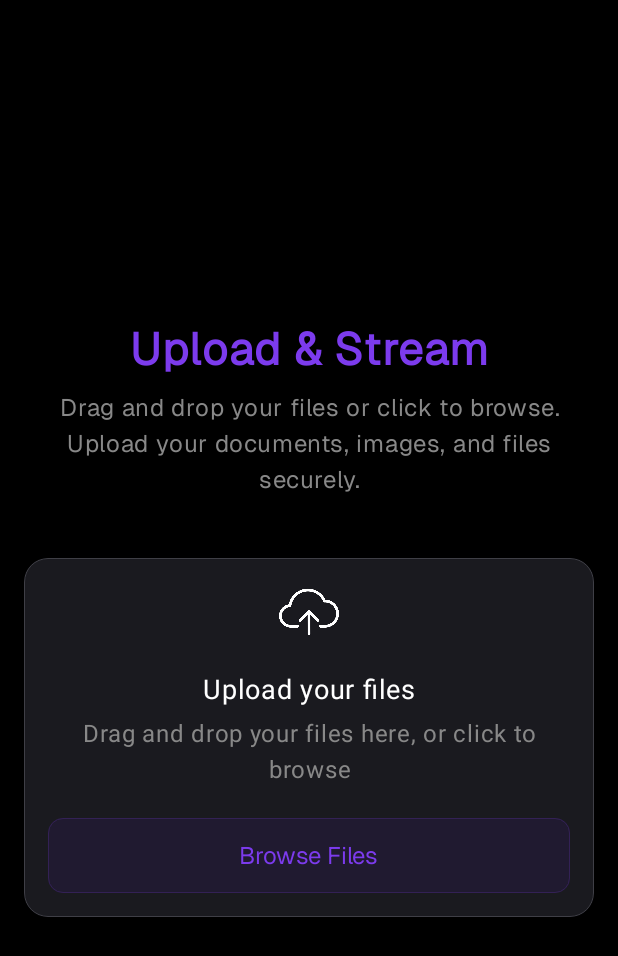
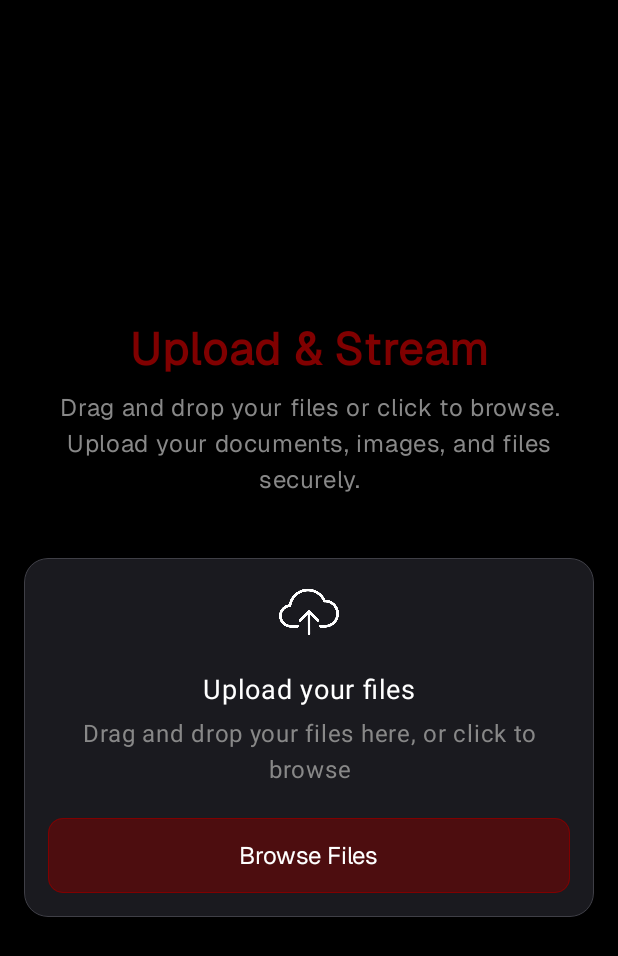
Before and after one commit to dhruv030721/sync_player, an Android app built with Jetpack Compose: the screen it shows after launch (MainActivity), on a phone screen of 412 x 824 dp. Shown: the top 956 px of the screen. Run offline under Robolectric (Android 15) with nearby library versions, the phone set to English and light mode, and no system bars; libraries missing offline, so code that uses them is left out: com.arthenica.ffmpegkit.

Commit message:
style(theme): update primary color palette and enhance MFXButton component
- Update app primary color definitions and typography settings
- Refactor MFXButton component to support updated styling and click handling
- Add FFmpeg dependency artifact and update HomeScreen UI layout

```diff
--- a/app/build.gradle.kts
+++ b/app/build.gradle.kts
@@ -40,7 +40,6 @@ android {
 }
 
 dependencies {
-
     implementation(libs.androidx.core.ktx)
     implementation(libs.androidx.lifecycle.runtime.ktx)
     implementation(libs.androidx.activity.compose)
@@ -49,6 +48,7 @@ dependencies {
     implementation(libs.androidx.ui.graphics)
     implementation(libs.androidx.ui.tooling.preview)
     implementation(libs.androidx.material3)
+    implementation(files("libs/ffmpeg-kit.aar"))
     testImplementation(libs.junit)
     androidTestImplementation(libs.androidx.junit)
     androidTestImplementation(libs.androidx.espresso.core)
--- a/app/src/main/java/com/example/offlinenetflix/ui/components/MFXButton.kt
+++ b/app/src/main/java/com/example/meetflix/ui/components/MFXButton.kt
@@ -1,30 +1,40 @@
 package com.example.meetflix.ui.components
 
 import android.R.attr.textColor
+import android.widget.Space
 import androidx.compose.foundation.BorderStroke
+import androidx.compose.foundation.layout.Spacer
 import androidx.compose.foundation.layout.fillMaxWidth
 import androidx.compose.foundation.layout.height
+import androidx.compose.foundation.layout.size
+import androidx.compose.foundation.layout.width
 import androidx.compose.foundation.shape.RoundedCornerShape
 import androidx.compose.material3.Button
 import androidx.compose.material3.ButtonDefaults
+import androidx.compose.material3.Icon
 import androidx.compose.material3.Text
 import androidx.compose.runtime.Composable
 import androidx.compose.ui.Modifier
 import androidx.compose.ui.unit.Dp
 import androidx.compose.ui.unit.dp
 import androidx.compose.ui.graphics.Color
+import androidx.compose.ui.res.painterResource
 import androidx.compose.ui.text.TextStyle
 import androidx.compose.ui.text.font.FontFamily
 import androidx.compose.ui.unit.sp
+import com.example.meetflix.R
 import com.example.meetflix.ui.theme.Geist_Font
+import com.example.meetflix.ui.theme.PrimaryColor
 
 @Composable
 fun MFXButton(
     text: String,
     modifier: Modifier,
+    icon: Int? = null,
     height: Dp = 50.dp,
     cornerRadius: Dp = 10.dp,
-    backgroundColor: Color = Color(0xFF7C3BED),
+    bgColor: Color = Color(0xFF7C3BED),
+    bgAlpha: Float = 1f,
     borderColor: Color = Color.Transparent,
     borderSize: Dp = 0.1.dp,
     textColor: Color = Color.White,
@@ -40,7 +50,7 @@ fun MFXButton(
         border = BorderStroke(borderSize, borderColor),
         colors = ButtonDefaults.buttonColors(
             contentColor = textColor,
-            containerColor = backgroundColor,
+            containerColor = bgColor.copy(bgAlpha),
         )
     ) {
         Text(
@@ -48,5 +58,15 @@ fun MFXButton(
             style = textStyle,
             fontFamily = Geist_Font,
         )
+        icon?.let {
+            Spacer(modifier = Modifier.width(10.dp))
+            Icon(
+                painter = painterResource(id = it),
+                contentDescription = "Button Icon",
+                modifier = Modifier.size(20.dp),
+                tint = textColor
+            )
+        }
+
     }
 }
--- /dev/null
+++ b/app/src/main/java/com/example/meetflix/ui/screens/HomeScreen.kt
@@ -0,0 +1,168 @@
+package com.example.meetflix.ui.screens
+
+import androidx.activity.compose.rememberLauncherForActivityResult
+import android.net.Uri
+import android.util.Log
+import androidx.activity.result.contract.ActivityResultContracts
+import androidx.compose.foundation.background
+import androidx.compose.foundation.border
+import androidx.compose.foundation.layout.*
+import androidx.compose.foundation.layout.Arrangement
+import androidx.compose.foundation.shape.RoundedCornerShape
+import androidx.compose.material3.Icon
+import androidx.compose.material3.Text
+import androidx.compose.runtime.Composable
+import androidx.compose.runtime.getValue
+import androidx.compose.runtime.mutableStateOf
+import androidx.compose.runtime.remember
+import androidx.compose.runtime.setValue
+import androidx.compose.ui.Alignment
+import androidx.compose.ui.Modifier
+import androidx.compose.ui.draw.clip
+import androidx.compose.ui.graphics.Color
+import androidx.compose.ui.platform.LocalContext
+import androidx.compose.ui.res.painterResource
+import androidx.compose.ui.text.font.FontWeight
+import androidx.compose.ui.text.style.TextAlign
+import androidx.compose.ui.unit.dp
+import androidx.compose.ui.unit.sp
+import com.example.meetflix.R
+import com.example.meetflix.ui.components.MFXButton
+import com.example.meetflix.ui.theme.DarkGrayColor
+import com.example.meetflix.ui.theme.Geist_Font
+import com.example.meetflix.ui.theme.PrimaryColor
+import com.example.meetflix.ui.theme.PurpleBtnBGColor
+import com.example.meetflix.ui.theme.PurpleBtnBorderColor
+import com.example.meetflix.ui.theme.Zinc700Color
+import com.arthenica.ffmpegkit.FFmpegKit
+import com.example.meetflix.ui.theme.BloodRed
+import com.example.meetflix.ui.theme.PrimaryBtnAlpha
+
+@Composable
+fun HomeScreen(innerPadding: PaddingValues) {
+
+    val context = LocalContext.current
+    var pickedFileName by remember { mutableStateOf<String?>(null) }
+    var pickedFileUri by remember { mutableStateOf<Uri?>(null) }
+
+    val pickFileLauncher = rememberLauncherForActivityResult(
+        contract = ActivityResultContracts.GetContent()
+    ) { uri: Uri? ->
+        uri?.let {
+            pickedFileUri = it
+            val cursor = context.contentResolver.query(it, null, null, null, null)
+            cursor?.use { c ->
+                val nameIndex = c.getColumnIndexOpenableColumnsDisplayName()
+                if (nameIndex != -1 && c.moveToFirst()) {
+                    pickedFileName = c.getString(nameIndex)
+                }
+            }
+        }
+    }
+
+    Column(
+        modifier = Modifier
+            // this for safe area
+            .padding(innerPadding)
+            .fillMaxSize()
+            .padding(16.dp),
+        horizontalAlignment = Alignment.CenterHorizontally,
+        verticalArrangement = Arrangement.Center
+    ) {
+        Text(
+            text = "Upload & Stream",
+            color = PrimaryColor,
+            fontWeight = FontWeight.Bold,
+            fontSize = 30.sp,
+            fontFamily = Geist_Font,
+            textAlign = TextAlign.Center
+        )
+        Spacer(modifier = Modifier.height(8.dp))
+        Text(
+            text = "Drag and drop your files or click to browse. Upload your documents, images, and files securely.\n",
+            color = Color.Gray,
+            fontSize = 16.sp,
+            fontFamily = Geist_Font,
+            textAlign = TextAlign.Center,
+            modifier = Modifier.padding(horizontal = 12.dp)
+        )
+        Spacer(modifier = Modifier.height(16.dp))
+        Column(
+            modifier = Modifier
+                .clip(RoundedCornerShape(16.dp))
+                .border(0.1.dp, Zinc700Color, RoundedCornerShape(16.dp))
+                .background(DarkGrayColor)
+                .padding(16.dp),
+            horizontalAlignment = Alignment.CenterHorizontally,
+        ) {
+            if (pickedFileName != null) {
+                Column (
+                    horizontalAlignment = Alignment.CenterHorizontally,
+                    verticalArrangement = Arrangement.spacedBy(22.dp)
+                ) {
+                    Text(
+                        "\uD83C\uDFAC",
+                        color = Color.White,
+                        fontSize = 30.sp,
+                        textAlign = TextAlign.Center
+                    )
+                    Text(
+                        "$pickedFileName\"",
+                        color = Color.White,
+                        textAlign = TextAlign.Center
+
+                    )
+                    MFXButton(
+                        text = "Make it Sharable",
+                        modifier = Modifier.fillMaxWidth(),
+                        bgColor = PrimaryColor,
+                        bgAlpha = PrimaryBtnAlpha,
+                        borderColor = PrimaryColor,
+                        borderSize = 0.5.dp,
+                        textColor = Color.White,
+                        icon = R.drawable.share,
+                        onClick = {
+                        }
+                    )
+                }
+            } else {
+                Icon(
+                    painter = painterResource(id = R.drawable.cloudupload),
+                    contentDescription = "Upload Icon",
+                    modifier = Modifier.size(40.dp),
+                    tint = Color.White
+                )
+                Spacer(modifier = Modifier.height(20.dp))
+                Text(
+                    text = "Upload your files",
+                    color = Color.White,
+                    textAlign = TextAlign.Center,
+                    fontSize = 18.sp,
+                )
+                Spacer(modifier = Modifier.height(5.dp))
+                Text(
+                    text = "Drag and drop your files here, or click to browse",
+                    textAlign = TextAlign.Center,
+                    color = Color.Gray
+                )
+                Spacer(modifier = Modifier.height(20.dp))
+                MFXButton(
+                    text = "Browse Files",
+                    modifier = Modifier.fillMaxWidth(),
+                    bgColor = PrimaryColor,
+                    bgAlpha = PrimaryBtnAlpha,
+                    borderColor = PrimaryColor,
+                    borderSize = 0.5.dp,
+                    textColor = Color.White,
+                    onClick = {
+                        pickFileLauncher.launch("video/mp4")
+                    }
+                )
+            }
+        }
+    }
+}
+
+fun android.database.Cursor.getColumnIndexOpenableColumnsDisplayName(): Int {
+    return getColumnIndex(android.provider.OpenableColumns.DISPLAY_NAME)
+}
--- /dev/null
+++ b/app/src/main/java/com/example/meetflix/ui/screens/P2PConnectionScreen.kt
@@ -0,0 +1,5 @@
+package com.example.meetflix.ui.screens
+
+fun P2PConnectionScreen() {
+
+}
--- /dev/null
+++ b/app/src/main/java/com/example/meetflix/ui/theme/Color.kt
@@ -0,0 +1,31 @@
+package com.example.meetflix.ui.theme
+
+import androidx.compose.ui.graphics.Color
+
+// Purple Shades
+val Purple80 = Color(0xFFD0BCFF)
+val PurpleGrey80 = Color(0xFFCCC2DC)
+
+val PurpleBtnBorderColor = Color(0xFF332155)
+val PurpleBtnBGColor = Color(0xFF201a30)
+val Purple40 = Color(0xFF6650a4)
+val PurpleGrey40 = Color(0xFF625b71)
+
+
+// Pink Shades
+val Pink80 = Color(0xFFEFB8C8)
+val Pink40 = Color(0xFF7D5260)
+
+
+// Red Shades
+val BloodRed = Color(0xFF65000B)
+
+
+
+// App Colors
+val Old_PrimaryColor = Color(0xFF7C3BED)
+val PrimaryColor = Color(0xFF800000)
+const val PrimaryBtnAlpha = 0.5f
+val Gray_Color = Color(0xFF2E2E38)
+val DarkGrayColor = Color(0xFF1A1A1F)
+val Zinc700Color = Color(0xFF3F3F46)
--- a/app/src/main/java/com/example/offlinenetflix/ui/screens/HomeScreen.kt
+++ /dev/null
@@ -1,109 +0,0 @@
-package com.example.meetflix.ui.screens
-
-import android.net.Uri
-import androidx.compose.foundation.background
-import androidx.compose.foundation.border
-import androidx.compose.foundation.layout.*
-import androidx.compose.foundation.layout.Arrangement
-import androidx.compose.foundation.shape.RoundedCornerShape
-import androidx.compose.material3.Icon
-import androidx.compose.material3.Text
-import androidx.compose.runtime.Composable
-import androidx.compose.runtime.getValue
-import androidx.compose.runtime.mutableStateOf
-import androidx.compose.runtime.remember
-import androidx.compose.runtime.setValue
-import androidx.compose.ui.Alignment
-import androidx.compose.ui.Modifier
-import androidx.compose.ui.draw.clip
-import androidx.compose.ui.graphics.Color
-import androidx.compose.ui.platform.LocalContext
-import androidx.compose.ui.res.painterResource
-import androidx.compose.ui.text.font.FontWeight
-import androidx.compose.ui.text.style.TextAlign
-import androidx.compose.ui.unit.dp
-import androidx.compose.ui.unit.sp
-import com.example.meetflix.R
-import com.example.meetflix.ui.components.MFXButton
-import com.example.meetflix.ui.theme.DarkGrayColor
-import com.example.meetflix.ui.theme.Geist_Font
-import com.example.meetflix.ui.theme.PrimaryColor
-import com.example.meetflix.ui.theme.PurpleBtnBGColor
-import com.example.meetflix.ui.theme.PurpleBtnBorderColor
-import com.example.meetflix.ui.theme.Zinc700Color
-
-@Composable
-fun HomeScreen(innerPadding: PaddingValues) {
-
-    val context = LocalContext.current
-
-    var selectedVideo by remember { mutableStateOf<Uri?>(null) }
-
-
-    Column(
-        modifier = Modifier
-            // this for safe area
-            .padding(innerPadding)
-            .fillMaxSize()
-            .padding(16.dp),
-        horizontalAlignment = Alignment.CenterHorizontally,
-        verticalArrangement = Arrangement.Center
-    ) {
-        Text(
-            text = "Upload & Stream",
-            color = PrimaryColor,
-            fontWeight = FontWeight.Bold,
-            fontSize = 30.sp,
-            fontFamily = Geist_Font,
-            textAlign = TextAlign.Center
-        )
-        Spacer(modifier = Modifier.height(8.dp))
-        Text(
-            text = "Drag and drop your files or click to browse. Upload your documents, images, and files securely.\n",
-            color = Color.Gray,
-            fontSize = 16.sp,
-            fontFamily = Geist_Font,
-            textAlign = TextAlign.Center,
-            modifier = Modifier.padding(horizontal = 12.dp)
-        )
-        Spacer(modifier = Modifier.height(16.dp))
-        Column(
-            modifier = Modifier
-                .clip(RoundedCornerShape(16.dp))
-                .border(0.1.dp, Zinc700Color, RoundedCornerShape(16.dp))
-                .background(DarkGrayColor)
-                .padding(16.dp),
-            horizontalAlignment = Alignment.CenterHorizontally,
-        ) {
-            Icon(
-                painter = painterResource(id = R.drawable.cloudupload),
-                contentDescription = "Upload Icon",
-                modifier = Modifier.size(40.dp),
-                tint = Color.White
-            )
-            Spacer(modifier = Modifier.height(20.dp))
-            Text(
-                text = "Upload your files",
-                color = Color.White,
-                textAlign = TextAlign.Center,
-                fontSize = 18.sp,
-            )
-            Spacer(modifier = Modifier.height(5.dp))
-            Text(
-                text = "Drag and drop your files here, or click to browse",
-                textAlign = TextAlign.Center,
-                color = Color.Gray
-            )
-            Spacer(modifier = Modifier.height(20.dp))
-            MFXButton(
-                text = "Browse Files",
-                modifier = Modifier.fillMaxWidth(),
-                backgroundColor = PurpleBtnBGColor,
-                borderColor = PurpleBtnBorderColor,
-                borderSize = 0.5.dp,
-                textColor = PrimaryColor,
-                onClick = { }
-            )
-        }
-    }
-}
--- a/app/src/main/java/com/example/offlinenetflix/ui/theme/Color.kt
+++ /dev/null
@@ -1,19 +0,0 @@
-package com.example.meetflix.ui.theme
-
-import androidx.compose.ui.graphics.Color
-
-val Purple80 = Color(0xFFD0BCFF)
-val PurpleGrey80 = Color(0xFFCCC2DC)
-val Pink80 = Color(0xFFEFB8C8)
-
-val Purple40 = Color(0xFF6650a4)
-val PurpleGrey40 = Color(0xFF625b71)
-val Pink40 = Color(0xFF7D5260)
-
-val PrimaryColor = Color(0xFF7C3BED)
-val Gray_Color = Color(0xFF2E2E38)
-val DarkGrayColor = Color(0xFF1A1A1F)
-
-val Zinc700Color = Color(0xFF3F3F46)
-val PurpleBtnBorderColor = Color(0xFF332155)
-val PurpleBtnBGColor = Color(0xFF201a30)
--- a/app/src/main/res/values/strings.xml
+++ b/app/src/main/res/values/strings.xml
@@ -1,3 +1,3 @@
 <resources>
-    <string name="app_name">Offline Netflix</string>
+    <string name="app_name">Meetflix</string>
 </resources>
--- a/settings.gradle.kts
+++ b/settings.gradle.kts
@@ -19,5 +19,5 @@ dependencyResolutionManagement {
     }
 }
 
-rootProject.name = "Offline Netflix"
+rootProject.name = "Meetflix"
 include(":app")
```
Also changed, not shown: app/src/main/java/com/example/meetflix/MainActivity.kt (renamed from app/src/main/java/com/example/offlinenetflix/MainActivity.kt), app/src/main/java/com/example/meetflix/ui/theme/Theme.kt (renamed from app/src/main/java/com/example/offlinenetflix/ui/theme/Theme.kt), app/src/main/java/com/example/meetflix/ui/theme/Type.kt (renamed from app/src/main/java/com/example/offlinenetflix/ui/theme/Type.kt), app/src/main/res/drawable/share.png (added), 5 other files.
